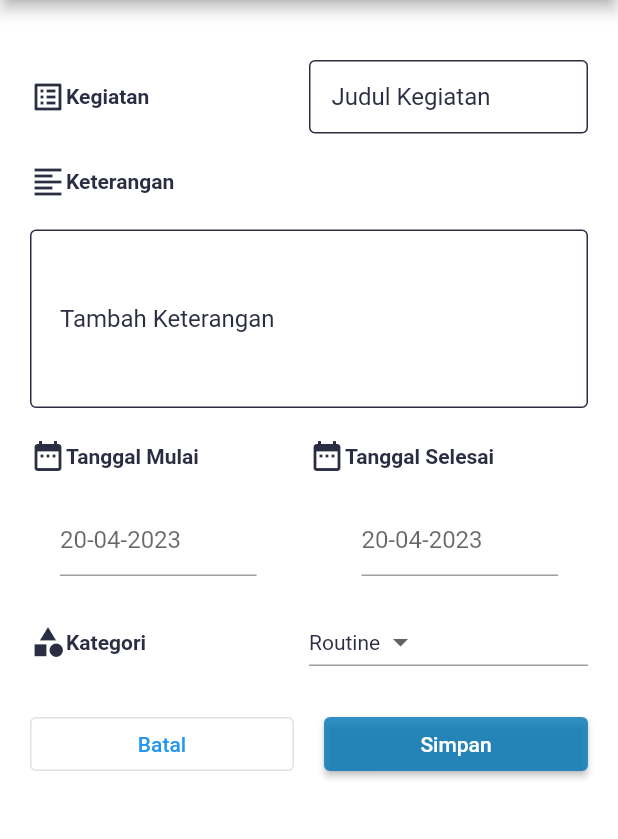
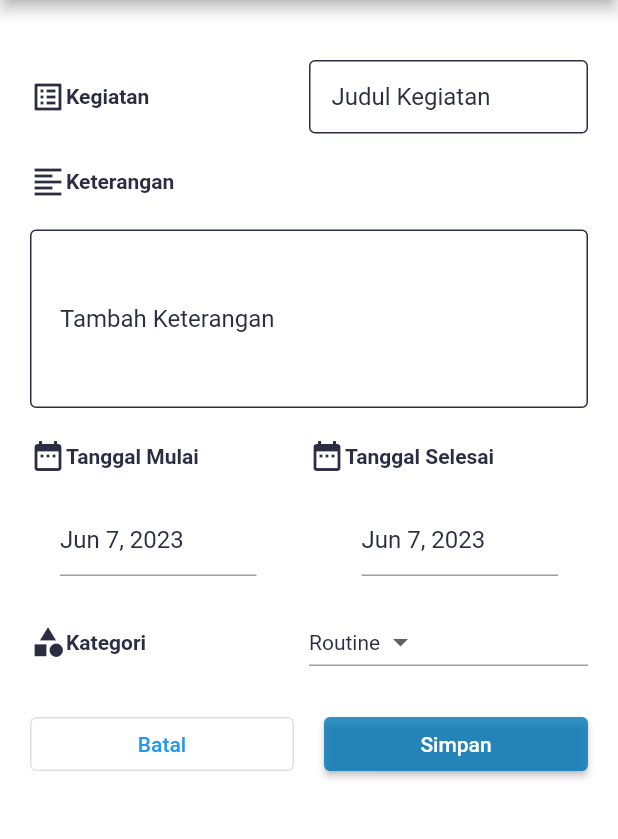
Before and after one commit to MhmmdSyahputra/TodoList-flutter, a Flutter app: the screen it shows after launch, scrolled down 112 dp, after a tap on the "add" icon, on a phone screen of 412 x 824 dp, the part 84-923 px from its top. Run offline on Flutter 3.47's test engine with Material 2 defaults, Android fonts, the light colour scheme and no system bars; drawn by our look-alikes of date_time_picker.

Commit message:
clean code

```diff
--- a/lib/views/MainTodo.dart
+++ b/lib/views/MainTodo.dart
@@ -86,11 +86,17 @@ class _TodoListScreenState extends State<TodoListScreen> {
                       SizedBox(
                         height: 20,
                       ),
+                      Row(
+                        children: [
                           Text(
                             'Unfinished',
                             style: TextStyle(
                                 fontWeight: FontWeight.bold,
                                 color: myTheme(!provThemeMode)),
+                          ),
+                          Text(
+                              ' | ${selectedCategory != null ? selectedCategory : 'All'}')
+                        ],
                       ),
                       Divider(color: myTheme(!provThemeMode)),
                       Column(
@@ -130,11 +136,17 @@ class _TodoListScreenState extends State<TodoListScreen> {
                       SizedBox(
                         height: 20,
                       ),
+                      Row(
+                        children: [
                           Text(
                             'Finished',
                             style: TextStyle(
                                 fontWeight: FontWeight.bold,
                                 color: myTheme(!provThemeMode)),
+                          ),
+                          Text(
+                              ' | ${selectedCategory != null ? selectedCategory : 'All'}')
+                        ],
                       ),
                       Divider(color: myTheme(!provThemeMode)),
                       Column(
--- a/lib/views/NewTodo.dart
+++ b/lib/views/NewTodo.dart
@@ -153,7 +153,7 @@ class _NewTodosScreenState extends State<NewTodosScreen> {
                     SizedBox(width: 20),
                     Expanded(
                         child: DateTimePicker(
-                      initialValue: '',
+                      initialValue: DateTime.now().toString(),
                       dateHintText: '20-04-2023',
                       firstDate: DateTime(2000),
                       lastDate: DateTime(2100),
@@ -171,7 +171,7 @@ class _NewTodosScreenState extends State<NewTodosScreen> {
                     SizedBox(width: 70),
                     Expanded(
                         child: DateTimePicker(
-                      initialValue: '',
+                      initialValue: DateTime.now().toString(),
                       dateHintText: '20-04-2023',
                       firstDate: DateTime(2000),
                       lastDate: DateTime(2100),
--- a/lib/widget/cardTodo.dart
+++ b/lib/widget/cardTodo.dart
@@ -27,7 +27,6 @@ class _CardTodoState extends State<CardTodo> {
     final provThemeMode = Provider.of<ThemeProvider>(context).enableDarkMode;
 
     return Container(
-      padding: EdgeInsets.all(0),
       child: Column(
         children: [
           ExpansionPanelList(
@@ -38,6 +37,7 @@ class _CardTodoState extends State<CardTodo> {
             },
             children: [
               ExpansionPanel(
+                canTapOnHeader: true,
                 backgroundColor: myTheme(provThemeMode),
                 headerBuilder: (BuildContext context, bool isExpanded) {
                   return Padding(
```
Lines whose indentation alone changed are shown as unchanged.
